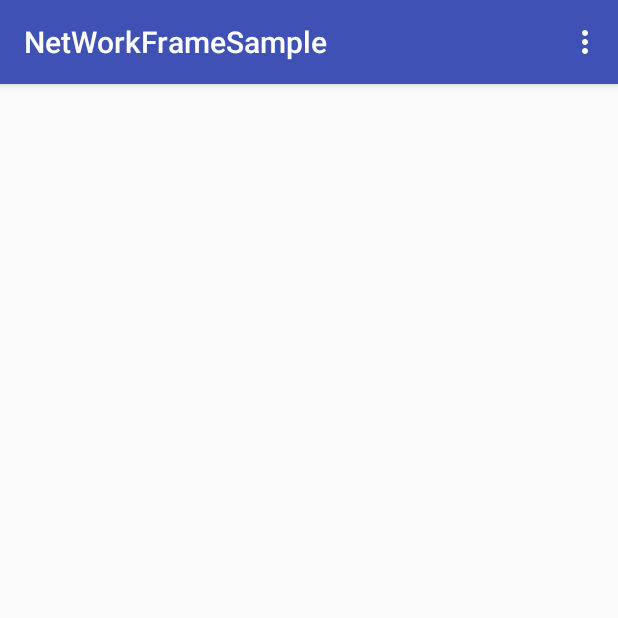
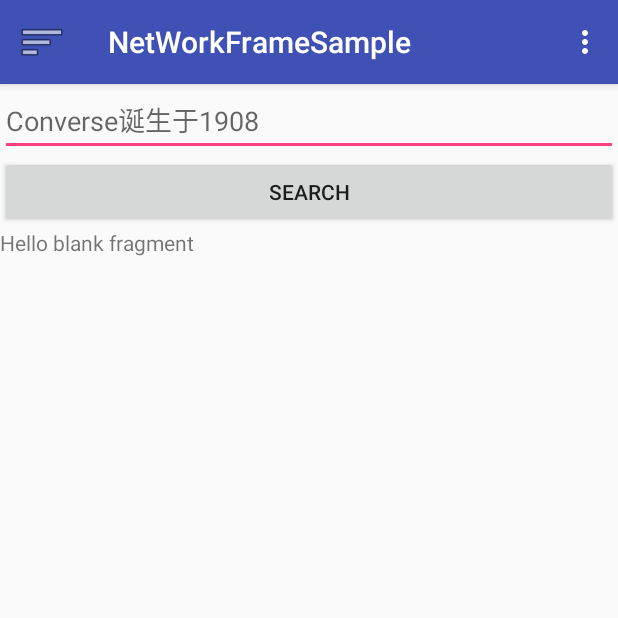
Before and after one commit to prohan-git/Clean, an Android app: the screen it shows after launch (MainActivity), on a phone screen of 412 x 824 dp, the top half of it. Run offline under Robolectric (Android 15) with nearby library versions, the phone set to English and light mode, and no system bars; our stand-ins replace ButterKnife; libraries missing offline, so code that uses them is left out: com.orhanobut.logger, rx.android.schedulers, rx.schedulers; 1 statement that could not run was skipped.

Commit message:
添加网络请求

```diff
--- a/app/build.gradle
+++ b/app/build.gradle
@@ -16,6 +16,10 @@ android {
             minifyEnabled false
             proguardFiles getDefaultProguardFile('proguard-android.txt'), 'proguard-rules.pro'
         }
+    }
+    compileOptions {
+        targetCompatibility 1.8
+        sourceCompatibility 1.8
     }
 }
 allprojects {
--- a/app/src/main/java/com/example/kjpro/networkframesample/MainActivity.java
+++ b/app/src/main/java/com/example/kjpro/networkframesample/MainActivity.java
@@ -1,5 +1,6 @@
 package com.example.kjpro.networkframesample;
 
+import android.net.Uri;
 import android.os.Bundle;
 import android.support.annotation.NonNull;
 import android.support.design.widget.NavigationView;
@@ -19,7 +20,7 @@ import butterknife.BindView;
 import butterknife.ButterKnife;
 import rx.Subscription;
 
-public class MainActivity extends AppCompatActivity {
+public class MainActivity extends AppCompatActivity implements BlankFragment.OnFragmentInteractionListener {
 
     @BindView(R.id.toolbar)
     Toolbar toolbar;
@@ -94,14 +95,18 @@ public class MainActivity extends AppCompatActivity {
         BlankFragment statisticsFragment = (BlankFragment) getSupportFragmentManager()
                 .findFragmentById(R.id.contentFrame);
         if (statisticsFragment == null) {
-            statisticsFragment = BlankFragment.newInstance("1","2");
+            statisticsFragment = BlankFragment.newInstance("1", "2");
             FragmentUtils.addFragment(getSupportFragmentManager(), statisticsFragment, R.id.contentFrame);
         }
     }
 
     @Override
     public void onBackPressed() {
-        toggleDrawer();
+        if (drawer.isDrawerOpen(GravityCompat.START)) {
+            drawer.closeDrawer(GravityCompat.START);
+        } else {
+            super.onBackPressed();
+        }
     }
 
     @Override
@@ -134,4 +139,9 @@ public class MainActivity extends AppCompatActivity {
             drawer.openDrawer(GravityCompat.START);
         }
     }
+
+    @Override
+    public void onFragmentInteraction(Uri uri) {
+
+    }
 }
--- a/app/src/main/java/com/example/kjpro/networkframesample/module/module1/BlankFragment.java
+++ b/app/src/main/java/com/example/kjpro/networkframesample/module/module1/BlankFragment.java
@@ -7,15 +7,26 @@ import android.support.v4.app.Fragment;
 import android.view.LayoutInflater;
 import android.view.View;
 import android.view.ViewGroup;
+import android.widget.Button;
+import android.widget.EditText;
+import android.widget.TextView;
 
 import com.example.kjpro.networkframesample.R;
+
 import com.example.kjpro.networkframesample.model.ZhuangbiImage;
 import com.example.kjpro.networkframesample.network.RetrofitHelper;
+import com.example.kjpro.networkframesample.network.api.ZhuangbiApi;
 import com.example.kjpro.networkframesample.network.requestBody.PostRequestBody;
+import com.example.kjpro.networkframesample.utils.ToastUtils;
 import com.orhanobut.logger.Logger;
 
-import java.util.List;
 
+import butterknife.BindView;
+import butterknife.ButterKnife;
+import butterknife.OnClick;
+import butterknife.Unbinder;
+import rx.Observable;
+import rx.Observer;
 import rx.Subscriber;
 import rx.Subscription;
 import rx.android.schedulers.AndroidSchedulers;
@@ -34,7 +45,7 @@ import rx.schedulers.Schedulers;
 /**
  * A simple {@link Fragment} subclass.
  * Activities that contain this fragment must implement the
- * {@link BlankFragment.OnFragmentInteractionListener} interface
+ * {@link OnFragmentInteractionListener} interface
  * to handle interaction events.
  * Use the {@link BlankFragment#newInstance} factory method to
  * create an instance of this fragment.
@@ -42,30 +53,42 @@ import rx.schedulers.Schedulers;
 
 public class BlankFragment extends Fragment {
     protected Subscription subscription;
-    // TODO: Rename parameter arguments, choose names that match
-    // the fragment initialization parameters, e.g. ARG_ITEM_NUMBER
     private static final String ARG_PARAM1 = "param1";
     private static final String ARG_PARAM2 = "param2";
 
-    // TODO: Rename and change types of parameters
+    Unbinder unbinder;
+    @BindView(R.id.edit_search)
+    EditText editSearch;
+    @BindView(R.id.btn_search)
+    Button btnSearch;
+    @BindView(R.id.text_result)
+    TextView textResult;
+
     private String mParam1;
     private String mParam2;
 
     private OnFragmentInteractionListener mListener;
+    Observer<ZhuangbiImage> observer = new Observer<ZhuangbiImage>() {
 
-    public BlankFragment() {
-        // Required empty public constructor
+        @Override
+        public void onCompleted() {
+
+        }
+
+        @Override
+        public void onError(Throwable e) {
+
+        }
+
+        @Override
+        public void onNext(ZhuangbiImage zhuangbiImage) {
+
+        }
+    };
+
+    public BlankFragment() {// Required empty public constructor
     }
 
-    /**
-     * Use this factory method to create a new instance of
-     * this fragment using the provided parameters.
-     *
-     * @param param1 Parameter 1.
-     * @param param2 Parameter 2.
-     * @return A new instance of fragment BlankFragment.
-     */
-    // TODO: Rename and change types and number of parameters
     public static BlankFragment newInstance(String param1, String param2) {
         BlankFragment fragment = new BlankFragment();
         Bundle args = new Bundle();
@@ -87,13 +110,17 @@ public class BlankFragment extends Fragment {
     @Override
     public View onCreateView(LayoutInflater inflater, ViewGroup container,
                              Bundle savedInstanceState) {
-        // Inflate the layout for this fragment
-        return inflater.inflate(R.layout.fragment_blank, container, false);
-        //        search("装逼");
+        View view = inflater.inflate(R.layout.fragment_blank, container, false);
+        unbinder = ButterKnife.bind(this, view);
+        return view;
     }
 
-    // TODO: Rename method, update argument and hook method into UI event
-    public void onButtonPressed(Uri uri) {
+    /**
+     * interface must be implemented by activities
+     *
+     * @param uri
+     */
+    public void onCallBackActivitys(Uri uri) {
         if (mListener != null) {
             mListener.onFragmentInteraction(uri);
         }
@@ -116,21 +143,11 @@ public class BlankFragment extends Fragment {
         mListener = null;
     }
 
-    /**
-     * This interface must be implemented by activities that contain this
-     * fragment to allow an interaction in this fragment to be communicated
-     * to the activity and potentially other fragments contained in that
-     * activity.
-     * <p>
-     * See the Android Training lesson <a href=
-     * "http://developer.android.com/training/basics/fragments/communicating.html"
-     * >Communicating with Other Fragments</a> for more information.
-     */
-    public interface OnFragmentInteractionListener {
-        // TODO: Update argument type and name
-        void onFragmentInteraction(Uri uri);
+    @Override
+    public void onDestroyView() {
+        super.onDestroyView();
+        unbinder.unbind();
     }
-
 
     /**
      * 网络请求
@@ -138,28 +155,35 @@ public class BlankFragment extends Fragment {
      * @param key
      */
     private void search(String key) {
-
+        // .search1(new PostAction("Converse诞生于1908", "1", "comp"))
+        //.search3(new PostRequestBody("Converse诞生于1908", "1", "comp").init())
         subscription = RetrofitHelper.getBaseApi()
-                //.search2("Converse诞生于1908","1","comp")
-                // .search1(new PostAction("Converse诞生于1908", "1", "comp"))
-                .search3(new PostRequestBody("Converse诞生于1908", "1", "comp").init())
+                .search2(key, "1", "comp")
                 .subscribeOn(Schedulers.io())
                 .observeOn(AndroidSchedulers.mainThread())
-                .subscribe(new Subscriber<List<ZhuangbiImage>>() {
-                    @Override
-                    public void onCompleted() {
-                        Logger.d("onCompleted");
-                    }
+                .subscribe(zhuangbiImages -> textResult.setText("reault" + zhuangbiImages.toString())
+                        , throwable -> ToastUtils.showShort("数据加载失败！！！"));
 
-                    @Override
-                    public void onError(Throwable e) {
-                        Logger.d("onError" + e.getMessage());
-                    }
+        // .subscribe(observer);
+    }
 
-                    @Override
-                    public void onNext(List<ZhuangbiImage> zhuangbiImages) {
-                        Logger.d("onNext你好");
-                    }
-                });
+    /**
+     * 显示结果
+     */
+    @OnClick(R.id.btn_search)
+    public void onViewClicked() {
+        search(editSearch.getText().toString());
     }
+
+
+    /**
+     * This interface must be implemented by activities that contain this
+     * fragment to allow an interaction in this fragment to be communicated
+     * to the activity and potentially other fragments contained in that
+     * activity.
+     */
+    public interface OnFragmentInteractionListener {
+        void onFragmentInteraction(Uri uri);
+    }
+
 }
--- a/app/src/main/java/com/example/kjpro/networkframesample/network/RetrofitHelper.java
+++ b/app/src/main/java/com/example/kjpro/networkframesample/network/RetrofitHelper.java
@@ -60,7 +60,6 @@ public class RetrofitHelper {
         return retrofit.create(clazz);
     }
 
-
     /**
      * 初始化OKHttpClient,设置缓存,设置超时时间,设置打印日志,设置UA拦截器
      */
--- a/app/src/main/res/layout/app_bar_main.xml
+++ b/app/src/main/res/layout/app_bar_main.xml
@@ -16,14 +16,15 @@
             android:layout_width="match_parent"
             android:layout_height="?attr/actionBarSize"
             android:background="?attr/colorPrimary"
+            app:navigationIcon="@android:drawable/ic_menu_sort_by_size"
             app:popupTheme="@style/AppTheme.PopupOverlay" />
-
     </android.support.design.widget.AppBarLayout>
 
     <FrameLayout
         android:id="@+id/contentFrame"
         android:layout_width="match_parent"
-        android:layout_height="match_parent">
+        android:layout_height="match_parent"
+        android:layout_marginTop="?attr/actionBarSize">
 
     </FrameLayout>
 
--- a/app/src/main/res/layout/fragment_blank.xml
+++ b/app/src/main/res/layout/fragment_blank.xml
@@ -1,13 +1,28 @@
-<FrameLayout xmlns:android="http://schemas.android.com/apk/res/android"
+<LinearLayout xmlns:android="http://schemas.android.com/apk/res/android"
     xmlns:tools="http://schemas.android.com/tools"
     android:layout_width="match_parent"
     android:layout_height="match_parent"
+    android:orientation="vertical"
     tools:context="com.example.kjpro.networkframesample.module.module1.BlankFragment">
 
-    <!-- TODO: Update blank fragment layout -->
+    <EditText
+        android:id="@+id/edit_search"
+        android:layout_width="match_parent"
+        android:layout_height="wrap_content"
+        android:inputType="text"
+        android:hint="Converse诞生于1908"
+        android:lines="1" />
+
+    <Button
+        android:id="@+id/btn_search"
+        android:layout_width="match_parent"
+        android:layout_height="wrap_content"
+        android:text="@string/search" />
+
     <TextView
+        android:id="@+id/text_result"
         android:layout_width="match_parent"
         android:layout_height="match_parent"
         android:text="@string/hello_blank_fragment" />
 
-</FrameLayout>
+</LinearLayout>
--- a/app/src/main/res/values/strings.xml
+++ b/app/src/main/res/values/strings.xml
@@ -8,4 +8,5 @@
 
     <!-- TODO: Remove or change this placeholder text -->
     <string name="hello_blank_fragment">Hello blank fragment</string>
+    <string name="search">Search</string>
 </resources>
```
Also changed, not shown: app/src/main/java/com/example/kjpro/networkframesample/model/ZhuangbiImage.java (+216 -2 lines), app/src/main/java/com/example/kjpro/networkframesample/network/api/BaseApi.java (+4 -3 lines).
